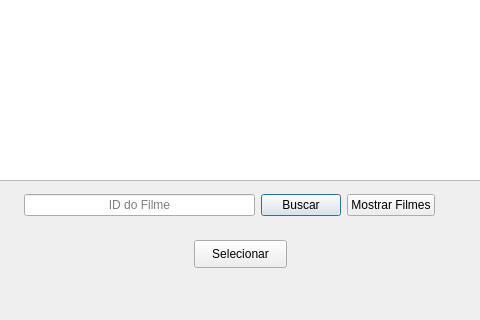
Before: the Qt Designer form TELA_CLIENTE_VER_FILMES.ui in Josmateussilva0110/PROJETO_POO, drawn with Qt 5; both pictures show x 156 to 636 and y 280 to 600 of the 800 by 600 pixel window.
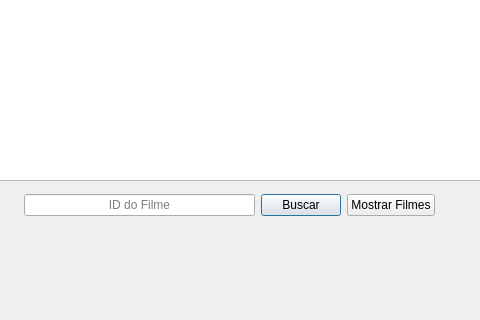
After: the same form once the commit is applied.

Diff of the .ui file:
```diff
--- a/TELA_CLIENTE_VER_FILMES.ui
+++ b/TELA_CLIENTE_VER_FILMES.ui
@@ -116,19 +116,6 @@
     <string>Voltar</string>
    </property>
   </widget>
-  <widget class="QPushButton" name="pushButton_3">
-   <property name="geometry">
-    <rect>
-     <x>350</x>
-     <y>520</y>
-     <width>93</width>
-     <height>28</height>
-    </rect>
-   </property>
-   <property name="text">
-    <string>Selecionar</string>
-   </property>
-  </widget>
  </widget>
  <resources/>
  <connections/>
```
